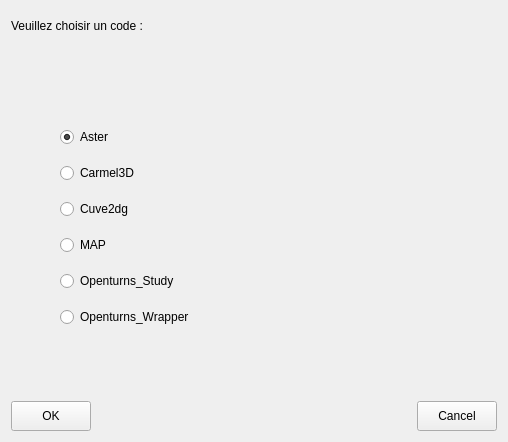
First picture: the form in UiQT4/desChoixCode.ui, repository SalomePlatform/eficas_tools, before the edit.
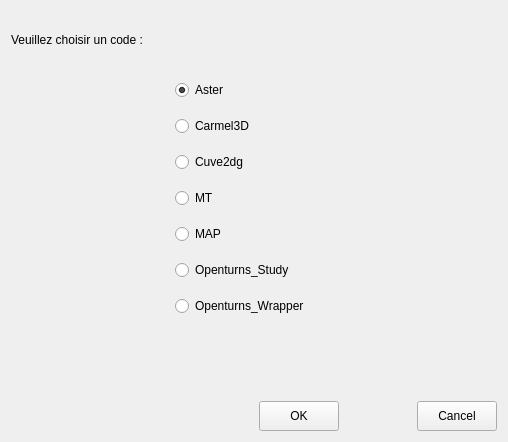
Second picture: the form after the edit.

Commit message: Ajout MT

```diff
--- a/UiQT4/desChoixCode.ui
+++ b/UiQT4/desChoixCode.ui
@@ -13,10 +13,10 @@
   <property name="windowTitle">
    <string>Choix du code</string>
   </property>
+  <layout class="QGridLayout" name="gridLayout_4">
+   <item row="0" column="0" rowspan="2" colspan="3">
   <layout class="QGridLayout" name="gridLayout_2">
-   <item row="0" column="0" colspan="2">
-    <layout class="QHBoxLayout" name="horizontalLayout">
-     <item>
+     <item row="0" column="0">
       <widget class="QLabel" name="label_choix">
        <property name="minimumSize">
         <size>
@@ -29,14 +29,14 @@
        </property>
       </widget>
      </item>
-     <item>
+     <item row="0" column="1">
       <spacer name="horizontalSpacer">
        <property name="orientation">
         <enum>Qt::Horizontal</enum>
        </property>
        <property name="sizeHint" stdset="0">
         <size>
-         <width>40</width>
+         <width>298</width>
          <height>20</height>
         </size>
        </property>
@@ -44,42 +44,35 @@
      </item>
     </layout>
    </item>
-   <item row="1" column="0">
-    <spacer name="verticalSpacer_2">
+   <item row="1" column="1">
+    <spacer name="verticalSpacer">
      <property name="orientation">
       <enum>Qt::Vertical</enum>
      </property>
-     <property name="sizeType">
-      <enum>QSizePolicy::Preferred</enum>
-     </property>
      <property name="sizeHint" stdset="0">
       <size>
        <width>20</width>
-       <height>70</height>
+       <height>62</height>
       </size>
      </property>
     </spacer>
    </item>
-   <item row="2" column="0" colspan="2">
-    <layout class="QGridLayout" name="gridLayout">
+   <item row="2" column="0" colspan="3">
+    <layout class="QGridLayout" name="gridLayout_3">
      <item row="0" column="0">
-      <spacer name="horizontalSpacer_3">
+      <spacer name="horizontalSpacer_4">
        <property name="orientation">
         <enum>Qt::Horizontal</enum>
        </property>
-       <property name="sizeType">
-        <enum>QSizePolicy::Preferred</enum>
-       </property>
        <property name="sizeHint" stdset="0">
         <size>
-         <width>40</width>
+         <width>98</width>
          <height>20</height>
         </size>
        </property>
       </spacer>
      </item>
      <item row="0" column="1">
-      <widget class="QWidget" name="widget" native="true">
        <layout class="QVBoxLayout" name="verticalLayout">
         <item>
          <widget class="QRadioButton" name="rB_Aster">
@@ -123,6 +116,19 @@
           </property>
          </widget>
         </item>
+       <item>
+        <widget class="QRadioButton" name="rB_MT">
+         <property name="minimumSize">
+          <size>
+           <width>0</width>
+           <height>30</height>
+          </size>
+         </property>
+         <property name="text">
+          <string>MT</string>
+         </property>
+        </widget>
+       </item>
         <item>
          <widget class="QRadioButton" name="rB_MAP">
           <property name="minimumSize">
@@ -163,16 +169,15 @@
          </widget>
         </item>
        </layout>
-      </widget>
      </item>
      <item row="0" column="2">
-      <spacer name="horizontalSpacer_4">
+      <spacer name="horizontalSpacer_5">
        <property name="orientation">
         <enum>Qt::Horizontal</enum>
        </property>
        <property name="sizeHint" stdset="0">
         <size>
-         <width>40</width>
+         <width>188</width>
          <height>20</height>
         </size>
        </property>
@@ -180,23 +185,35 @@
      </item>
     </layout>
    </item>
-   <item row="3" column="1">
-    <spacer name="verticalSpacer_3">
+   <item row="3" column="2">
+    <spacer name="verticalSpacer_2">
      <property name="orientation">
       <enum>Qt::Vertical</enum>
      </property>
-     <property name="sizeType">
-      <enum>QSizePolicy::Preferred</enum>
-     </property>
      <property name="sizeHint" stdset="0">
       <size>
        <width>20</width>
-       <height>58</height>
+       <height>78</height>
       </size>
      </property>
     </spacer>
    </item>
-   <item row="4" column="0" colspan="2">
+   <item row="4" column="0" colspan="3">
+    <layout class="QGridLayout" name="gridLayout">
+     <item row="0" column="0">
+      <spacer name="horizontalSpacer_3">
+       <property name="orientation">
+        <enum>Qt::Horizontal</enum>
+       </property>
+       <property name="sizeHint" stdset="0">
+        <size>
+         <width>248</width>
+         <height>20</height>
+        </size>
+       </property>
+      </spacer>
+     </item>
+     <item row="0" column="1">
     <layout class="QHBoxLayout" name="horizontalLayout_2">
      <item>
       <widget class="QPushButton" name="pB_OK">
@@ -236,6 +253,8 @@
         <string>Cancel</string>
        </property>
       </widget>
+       </item>
+      </layout>
      </item>
     </layout>
    </item>
```
Lines whose indentation alone changed are shown as unchanged.
